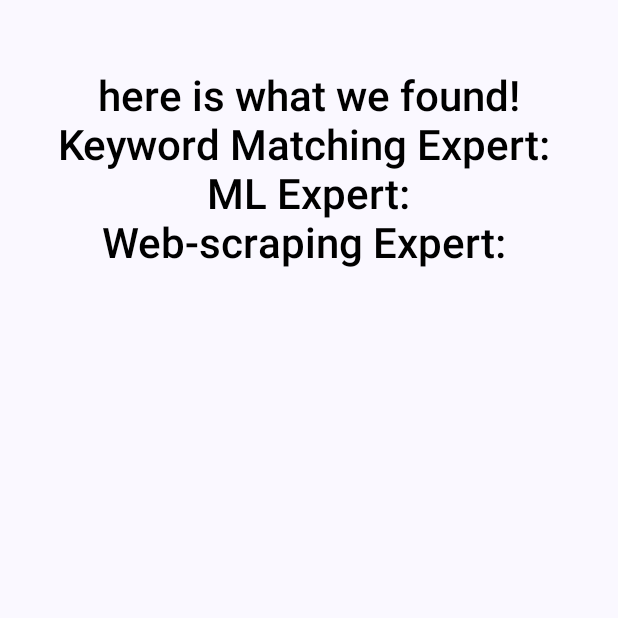
After one commit to mazenhussain/Symbalyze, an Android app built with Jetpack Compose: the composable ResultsDisplay shown on its own in the app's theme, on a phone screen of 412 x 824 dp, the top half of it. The commit adds this screen. Run offline under Robolectric (Android 15) with nearby library versions, the phone set to English and light mode, and no system bars.

Commit message:
add result display ui

```diff
--- a/frontend/app/src/main/java/com/g5/symbalyze/MainActivity.kt
+++ b/frontend/app/src/main/java/com/g5/symbalyze/MainActivity.kt
@@ -14,6 +14,7 @@ import androidx.navigation.compose.composable
 import androidx.navigation.compose.rememberNavController
 import com.g5.symbalyze.ui.screens.DrawInputScreen
 import com.g5.symbalyze.ui.screens.HomeScreen
+import com.g5.symbalyze.ui.screens.ResultsDisplayScreen
 import com.g5.symbalyze.ui.theme.SymbalyzeTheme
 
 // main navigation
@@ -41,5 +42,6 @@ fun AppNavigation() {
     NavHost(navController = navController, startDestination = "home") {
         composable("home") { HomeScreen(navController) }
         composable("draw") { DrawInputScreen(navController) }
+        composable("results") { ResultsDisplayScreen(navController) }
     }
 }
--- /dev/null
+++ b/frontend/app/src/main/java/com/g5/symbalyze/ui/screens/ResultsDisplay.kt
@@ -0,0 +1,112 @@
+package com.g5.symbalyze.ui.screens
+
+import androidx.compose.foundation.Canvas
+import androidx.compose.foundation.gestures.detectDragGestures
+import androidx.compose.foundation.layout.Arrangement
+import androidx.compose.foundation.layout.Column
+import androidx.compose.foundation.layout.Row
+import androidx.compose.foundation.layout.fillMaxHeight
+import androidx.compose.foundation.layout.fillMaxSize
+import androidx.compose.foundation.layout.fillMaxWidth
+import androidx.compose.foundation.layout.offset
+import androidx.compose.foundation.layout.padding
+import androidx.compose.foundation.layout.width
+import androidx.compose.material.icons.Icons
+import androidx.compose.material.icons.filled.ArrowBack
+import androidx.compose.material3.Button
+import androidx.compose.material3.ButtonDefaults
+import androidx.compose.material3.ExperimentalMaterial3Api
+import androidx.compose.material3.Icon
+import androidx.compose.material3.IconButton
+import androidx.compose.material3.Scaffold
+import androidx.compose.runtime.*
+import androidx.compose.ui.Modifier
+import androidx.compose.ui.geometry.Offset
+import androidx.compose.ui.graphics.Color
+import androidx.compose.ui.input.pointer.pointerInput
+import androidx.compose.ui.text.TextStyle
+import androidx.compose.ui.unit.Dp
+import androidx.compose.ui.unit.dp
+import androidx.compose.material3.Text
+import androidx.compose.material3.TopAppBar
+import androidx.compose.ui.Alignment
+import androidx.compose.ui.text.font.FontWeight
+import androidx.compose.ui.unit.sp
+import androidx.navigation.NavController
+import com.g5.symbalyze.api.identifySymbol
+
+@OptIn(ExperimentalMaterial3Api::class)
+@Composable
+fun ResultsDisplayScreen(navController: NavController) {
+    Scaffold(
+        topBar = {
+            TopAppBar(
+                title = { },
+                navigationIcon = {
+                    IconButton(onClick = { navController.popBackStack() }) {
+                        Icon(Icons.Default.ArrowBack, contentDescription = "Back")
+                    }
+                }
+            )
+        }
+    ) { paddingValues ->
+        Column(
+            modifier = Modifier
+                .fillMaxSize()
+                .padding(paddingValues),
+            horizontalAlignment = Alignment.CenterHorizontally,
+            verticalArrangement = Arrangement.Center
+        ) {
+            ResultsDisplay()
+        }
+    }
+}
+
+@Composable
+fun ResultsDisplay() {
+    val lines = remember { mutableStateListOf<Line>() }
+
+    Column(modifier = Modifier.fillMaxSize()) {
+        Text(
+            text = "here is what we found!",
+            style = TextStyle(
+                fontSize = 28.sp,
+                color = Color.Black,
+                fontWeight = FontWeight.SemiBold
+            ), modifier = Modifier
+                .align(Alignment.CenterHorizontally)
+                .offset(y = 48.dp)
+        )
+
+        Text(
+            text = "Keyword Matching Expert: ",
+            style = TextStyle(
+                fontSize = 28.sp,
+                color = Color.Black,
+                fontWeight = FontWeight.SemiBold
+            ), modifier = Modifier
+                .align(Alignment.CenterHorizontally)
+                .offset(y = 48.dp)
+        )
+        Text(
+            text = "ML Expert:",
+            style = TextStyle(
+                fontSize = 28.sp,
+                color = Color.Black,
+                fontWeight = FontWeight.SemiBold
+            ), modifier = Modifier
+                .align(Alignment.CenterHorizontally)
+                .offset(y = 48.dp)
+        )
+        Text(
+            text = "Web-scraping Expert: ",
+            style = TextStyle(
+                fontSize = 28.sp,
+                color = Color.Black,
+                fontWeight = FontWeight.SemiBold
+            ), modifier = Modifier
+                .align(Alignment.CenterHorizontally)
+                .offset(y = 48.dp)
+        )
+    }
+}
```
Also changed, not shown: frontend/app/src/main/java/com/g5/symbalyze/ui/screens/HomeScreen.kt (+9 -0 lines), 1 other file.
